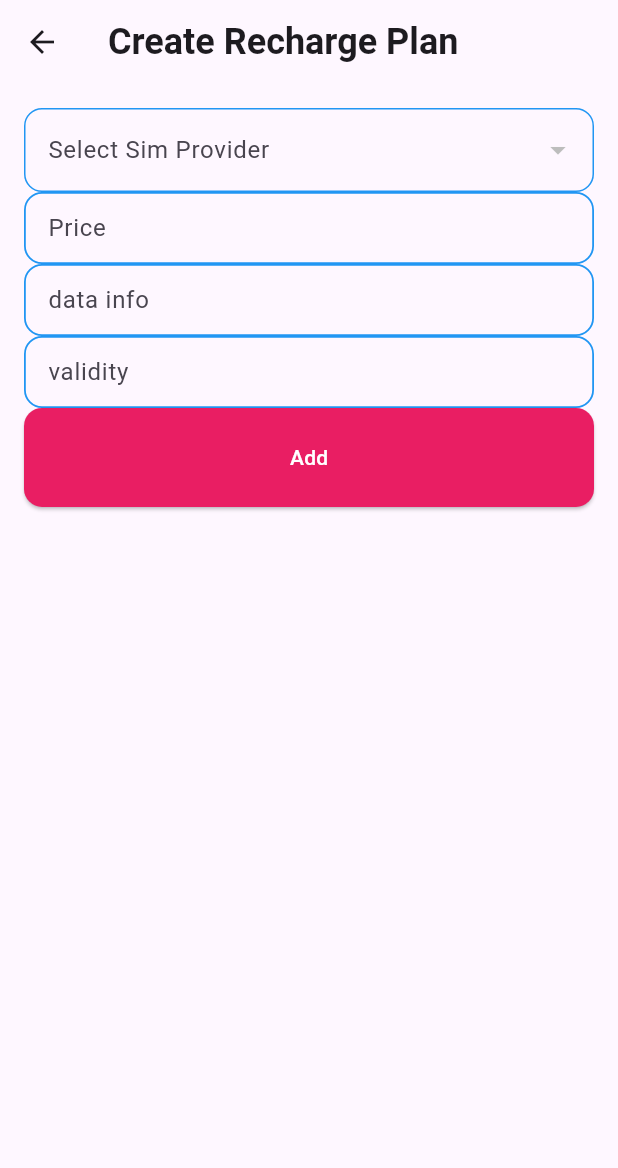
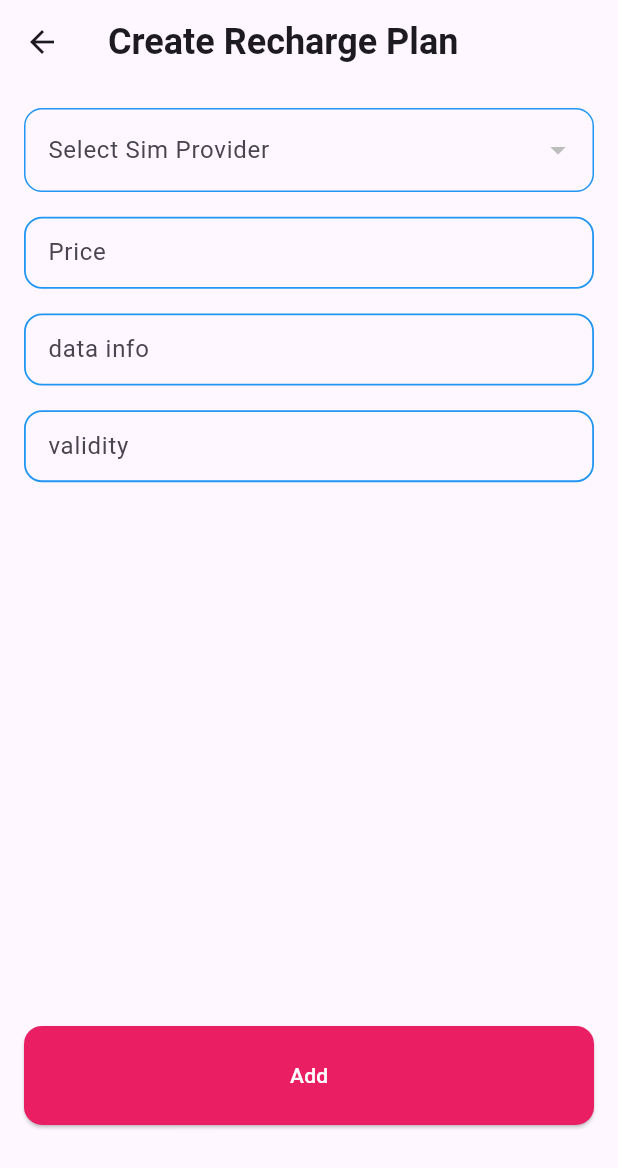
Before and after one commit to saneeswaran/mi_desi_admin, a Flutter app: the AddRechargePage screen opened directly, on a phone screen of 412 x 824 dp. Shown: the top 1168 px of the screen. Run offline on Flutter 3.47's test engine with Material 3 defaults, Android fonts, the phone set to English and light mode, and no system bars; our stand-ins replace cached_network_image, carousel_slider, cloud_firestore, dots_indicator, firebase_auth, firebase_core and 9 more; missing offline and left inert: video_thumbnail; accounts and stored records are empty.

Commit message:
recharge plans are showing

```diff
--- a/lib/providers/reacharge_provider.dart
+++ b/lib/providers/reacharge_provider.dart
@@ -59,6 +59,7 @@ class ReachargesProvider extends ChangeNotifier {
       final docRef = collectionReference.doc();
 
       final RechargeModel rechargeModel = RechargeModel(
+        id: docRef.id,
         price: price,
         dataInfo: dataInfo,
         validity: validity,
@@ -93,6 +94,7 @@ class ReachargesProvider extends ChangeNotifier {
       setLoading(true);
       final docRef = await collectionReference.doc(id).get();
       final RechargeModel rechargeModel = RechargeModel(
+        id: docRef.id,
         price: price,
         dataInfo: dataInfo,
         validity: validity,
--- a/lib/screens/admin/all rechagres/all_recharges_page.dart
+++ b/lib/screens/admin/all rechagres/all_recharges_page.dart
@@ -1,4 +1,6 @@
 import 'package:desi_shopping_seller/providers/reacharge_provider.dart';
+import 'package:desi_shopping_seller/screens/admin/all%20rechagres/components/add_recharge_page.dart';
+import 'package:desi_shopping_seller/util/util.dart';
 import 'package:flutter/material.dart';
 import 'package:provider/provider.dart';
 
@@ -23,7 +25,10 @@ class _AllRechargesPageState extends State<AllRechargesPage> {
         elevation: 0.0,
         backgroundColor: Colors.pink,
         shape: const CircleBorder(),
-        onPressed: () {},
+        onPressed: () => moveToNextPageWithFadeAnimations(
+          context: context,
+          route: const AddRechargePage(),
+        ),
         child: const Icon(Icons.add, color: Colors.white),
       ),
       body: Padding(
--- a/lib/screens/admin/all rechagres/components/add_recharge_page.dart
+++ b/lib/screens/admin/all rechagres/components/add_recharge_page.dart
@@ -17,12 +17,6 @@ class _AddRechargePageState extends State<AddRechargePage> {
   final validityController = TextEditingController();
   String? simProviderName;
   @override
-  void initState() {
-    super.initState();
-    context.read<ReachargesProvider>().getAllRechargeModel(context: context);
-  }
-
-  @override
   void dispose() {
     priceController.dispose();
     dataInfoController.dispose();
@@ -34,20 +28,22 @@ class _AddRechargePageState extends State<AddRechargePage> {
   Widget build(BuildContext context) {
     final rechargeProvider = Provider.of<ReachargesProvider>(context);
     final Size size = MediaQuery.of(context).size;
-    return AbsorbPointer(
-      absorbing: rechargeProvider.isLoading,
-      child: Scaffold(
+    return Scaffold(
       appBar: AppBar(
         title: const Text(
           "Create Recharge Plan",
           style: TextStyle(fontSize: 24, fontWeight: FontWeight.bold),
         ),
       ),
-        body: Padding(
-          padding: const EdgeInsets.all(16),
+      body: AbsorbPointer(
+        absorbing: rechargeProvider.isLoading,
         child: Stack(
           children: [
-              Column(
+            SingleChildScrollView(
+              child: Padding(
+                padding: const EdgeInsets.all(16),
+                child: Column(
+                  spacing: size.height * 0.02,
                   children: [
                     _simProviderDropDown(),
                     CustomTextFormField(
@@ -62,6 +58,7 @@ class _AddRechargePageState extends State<AddRechargePage> {
                       hintText: "validity",
                       controller: validityController,
                     ),
+                    SizedBox(height: size.height * 0.4),
                     SizedBox(
                       height: size.height * 0.08,
                       width: size.width * 1,
@@ -85,8 +82,16 @@ class _AddRechargePageState extends State<AddRechargePage> {
                     ),
                   ],
                 ),
+              ),
+            ),
+            if (rechargeProvider.isLoading)
+              Container(
+                height: size.height * 1,
+                width: size.width * 1,
+                color: Colors.black26,
+                child: const Center(child: CircularProgressIndicator()),
+              ),
           ],
-          ),
         ),
       ),
     );
@@ -130,11 +135,3 @@ class _AddRechargePageState extends State<AddRechargePage> {
     );
   }
 }
-  // final String? id;
-  // final String? sellerId;
-  // final String? customerId;
-  // final double price;
-  // final String dataInfo;
-  // final String validity;
-  // final RechargeProvider rechargeProvider;
-  // String status;
```
Lines whose indentation alone changed are shown as unchanged.
